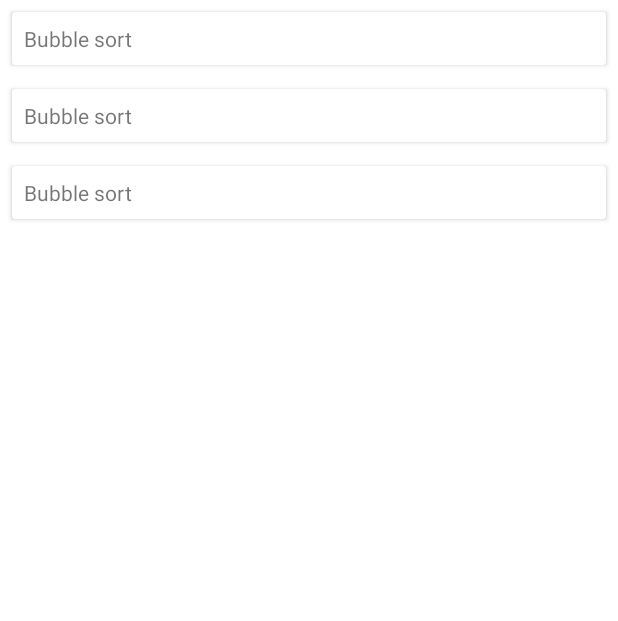
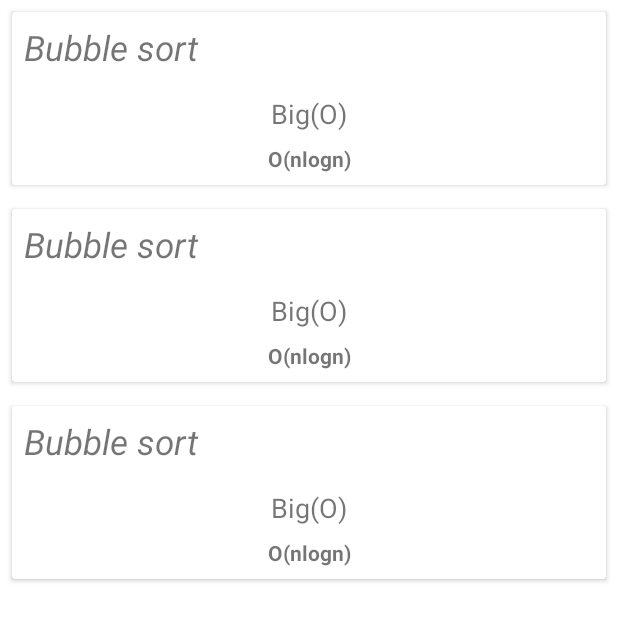
Before and after one commit to kaszabimre/intro-algorithms, an Android app: the layout fragment_main.xml on its own in the app's theme, with its tools: preview values and no code run, on a phone screen of 412 x 824 dp. Shown: the top 621 px of the screen. Run offline under Robolectric (Android 15) with nearby library versions, the phone set to English and light mode, and no system bars.

Commit message:
feat: add algorithm performane

```diff
--- a/app/src/main/java/io/imrekaszab/algorithms/data/model/Algorithm.kt
+++ b/app/src/main/java/io/imrekaszab/algorithms/data/model/Algorithm.kt
@@ -1,6 +1,7 @@
 package io.imrekaszab.algorithms.data.model
 
 abstract class Algorithm {
-    abstract val type: AlgorithmType?
+    abstract val type: AlgorithmType
+    abstract val performance: AlgorithmPerformance
     abstract val titleResId: Int
 }
--- /dev/null
+++ b/app/src/main/java/io/imrekaszab/algorithms/data/model/AlgorithmPerformance.kt
@@ -0,0 +1,5 @@
+package io.imrekaszab.algorithms.data.model
+
+enum class AlgorithmPerformance {
+    CONSTANT, LOGARITHMIC, LINEAR, N_LOG_STAR_N, QUADRATIC
+}
--- a/app/src/main/java/io/imrekaszab/algorithms/data/model/BubbleSort.kt
+++ b/app/src/main/java/io/imrekaszab/algorithms/data/model/BubbleSort.kt
@@ -7,6 +7,8 @@ import kotlinx.coroutines.flow.MutableStateFlow
 class BubbleSort(array: IntArray) : SortAlgorithm(array) {
     @StringRes
     override val titleResId = R.string.algorithm_list_item_bubble
+
+    override val performance = AlgorithmPerformance.QUADRATIC
 
     override suspend fun sort(outputFlow: MutableStateFlow<String>) {
         for (lastUnsortedIndex in intArray.size - 1 downTo 1) {
--- a/app/src/main/res/layout/view_main_item.xml
+++ b/app/src/main/res/layout/view_main_item.xml
@@ -15,7 +15,8 @@
         android:id="@+id/itemViewCard"
         android:layout_width="match_parent"
         android:layout_height="wrap_content"
-        android:layout_margin="@dimen/margin_tiny">
+        android:layout_margin="@dimen/margin_tiny"
+        android:foreground="?android:attr/selectableItemBackground">
 
         <androidx.constraintlayout.widget.ConstraintLayout
             android:id="@+id/itemView"
@@ -27,12 +28,39 @@
                 android:id="@+id/itemViewTitle"
                 android:layout_width="0dp"
                 android:layout_height="wrap_content"
+                android:textSize="23sp"
+                android:textStyle="italic"
                 app:layout_constraintEnd_toEndOf="parent"
                 app:layout_constraintStart_toStartOf="parent"
                 app:layout_constraintTop_toTopOf="parent"
                 bind:title="@{model.algorithm}"
                 tools:text="@string/algorithm_list_item_bubble" />
 
+            <TextView
+                android:id="@+id/itemViewPerformanceTitle"
+                android:layout_width="0dp"
+                android:layout_height="wrap_content"
+                android:layout_margin="@dimen/margin_default"
+                android:gravity="center"
+                android:text="@string/algorithm_list_item_performance_title"
+                android:textSize="18sp"
+                app:layout_constraintEnd_toEndOf="parent"
+                app:layout_constraintStart_toStartOf="parent"
+                app:layout_constraintTop_toBottomOf="@+id/itemViewTitle" />
+
+            <TextView
+                android:id="@+id/itemViewPerformanceValue"
+                android:layout_width="0dp"
+                android:layout_height="wrap_content"
+                android:layout_margin="@dimen/margin_tiny"
+                android:gravity="center"
+                android:textStyle="bold"
+                app:layout_constraintEnd_toEndOf="parent"
+                app:layout_constraintStart_toStartOf="parent"
+                app:layout_constraintTop_toBottomOf="@+id/itemViewPerformanceTitle"
+                bind:performance="@{model.algorithm.performance}"
+                tools:text="@string/algorithm_list_item_performance_nlogn" />
+
         </androidx.constraintlayout.widget.ConstraintLayout>
     </androidx.cardview.widget.CardView>
 
--- a/app/src/main/res/values/strings.xml
+++ b/app/src/main/res/values/strings.xml
@@ -6,6 +6,13 @@
     <string name="algorithm_list_section_item_sort">Sort algorithms</string>
     <string name="algorithm_list_section_item_search">Search algorithms</string>
 
+    <string name="algorithm_list_item_performance_title">Big(O)</string>
+    <string name="algorithm_list_item_performance_constant">O(1)</string>
+    <string name="algorithm_list_item_performance_logn">O(logn)</string>
+    <string name="algorithm_list_item_performance_linear">O(n)</string>
+    <string name="algorithm_list_item_performance_nlogn">O(nlogn)</string>
+    <string name="algorithm_list_item_performance_quadratic">O(n\u00B2)</string>
     <string name="algorithm_list_item_bubble">Bubble sort</string>
+
     <string name="details_sort_button_text">SORT</string>
 </resources>
```
Also changed, not shown: app/src/main/java/io/imrekaszab/algorithms/binding/TextViewBindingAdapters.kt (+16 -0 lines).
